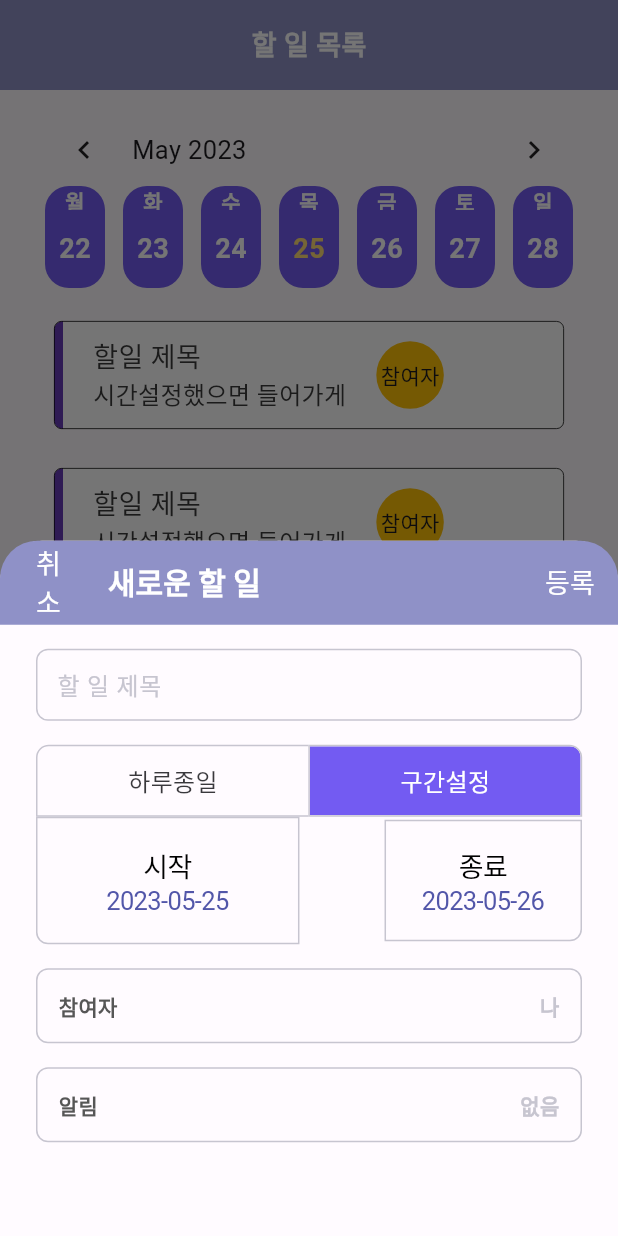
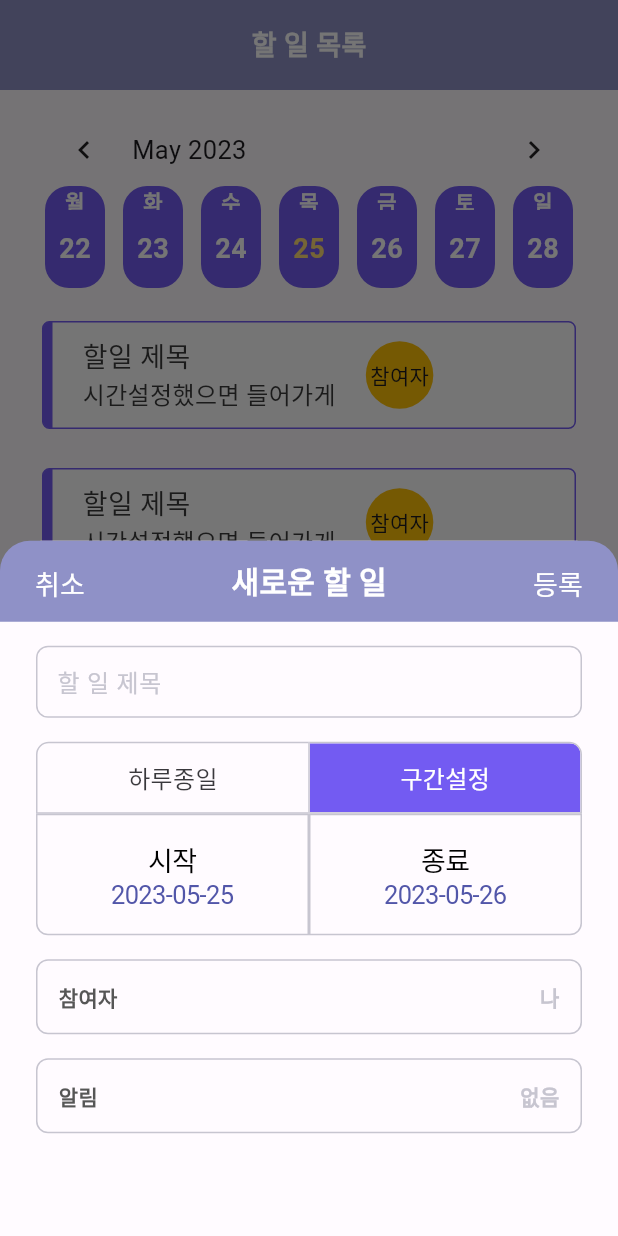
Before and after one commit to Daryu-Kim/plancation-flutter, a Flutter app: the HomeTodoPage screen opened directly, after a tap on "추가", on a phone screen of 412 x 824 dp. Run offline on Flutter 3.47's test engine with Material 2 defaults, Android fonts, the phone set to English and light mode, and no system bars; drawn by our look-alikes of flutter_slidable, table_calendar; our stand-ins replace calendar_timeline, cloud_firestore, curved_navigation_bar, firebase_auth, firebase_core, firebase_storage and 9 more; missing offline and left inert: word_break_text; accounts and stored records are empty; Roboto replaces fonts that are missing (Pretendard).

Commit message:
⚡️ todo firestore등록 진행중

```diff
--- a/lib/components/event_list/todo_list.dart
+++ b/lib/components/event_list/todo_list.dart
@@ -1,6 +1,7 @@
+import 'package:cloud_firestore/cloud_firestore.dart';
 import 'package:flutter/material.dart';
 import 'package:flutter_slidable/flutter_slidable.dart';
-import 'package:cloud_firestore/cloud_firestore.dart';
+
 import '../../components/todo_new/todo_new.dart';
 
 class TodoList extends StatefulWidget {
@@ -112,26 +113,27 @@ class TodoListState extends State<TodoList> {
         ],
       ),
       //todo리스트 컨테이너 스타일링
-      child: Container(
-        padding: const EdgeInsets.only(right: 8.0, left: 8.0),
+      child: SizedBox(
+        // padding: const EdgeInsets.only(right: 8.0, left: 8.0),
         height: 80,
         child: Card(
           elevation: 0,
           color: Colors.white,
           shape: RoundedRectangleBorder(
-              side: const BorderSide(color: Colors.black, width: 0.5),
+              side: BorderSide(
+                  color: Theme.of(context).colorScheme.tertiary, width: 1),
               borderRadius: BorderRadius.circular(5)),
           child: Row(
             mainAxisAlignment: MainAxisAlignment.start,
             children: <Widget>[
               Container(
-                decoration: const BoxDecoration(
-                  borderRadius: BorderRadius.only(
+                decoration: BoxDecoration(
+                  borderRadius: const BorderRadius.only(
                       topLeft: Radius.circular(15),
                       bottomLeft: Radius.circular(15)),
-                  color: Colors.deepPurple,
+                  color: Theme.of(context).colorScheme.tertiary,
                 ),
-                width: 6,
+                width: 7,
               ),
               const SizedBox(
                 width: 20,
--- a/lib/components/todo_new/todo_new.dart
+++ b/lib/components/todo_new/todo_new.dart
@@ -1,9 +1,7 @@
 import 'package:flutter/cupertino.dart';
 import 'package:flutter/material.dart';
 import 'package:intl/intl.dart';
-// import 'package:plancation/modules/firebase_storage.dart';
 import 'package:plancation/modules/firebase_firestore.dart';
-import 'package:plancation/styles/body_style.dart';
 
 class TodoForm extends StatefulWidget {
   const TodoForm({super.key});
@@ -14,7 +12,7 @@ class TodoForm extends StatefulWidget {
 
 class _TodoFormState extends State<TodoForm> {
   //제목이 비어있는거 확인용
-  late bool isTitleEntered;
+  bool isTitleEntered = false;
   //하루종일, 구간설정 토글버튼
   var isSelected1 = [false, true];
   var isSelected2 = [false, true];
@@ -41,9 +39,6 @@ class _TodoFormState extends State<TodoForm> {
   // TextEditingController titleFieldController = TextEditingController();
   String todoTitle = "";
 
-  var fromDate = DateFormat('yyyy-MM-dd\nHH:mm').format(DateTime.now());
-  var toDate = DateFormat('yyyy-MM-dd\nHH:mm').format(DateTime.now());
-
   @override
   void initState() {
     super.initState();
@@ -56,38 +51,45 @@ class _TodoFormState extends State<TodoForm> {
 
   //todo제목 바뀔 때
   todoTitleChange(String text) {
-    todoTitle = text;
-    if (text.isNotEmpty) {
-      setState(() {
-        isTitleEntered = true;
-      });
-    } else {
-      setState(() {
-        isTitleEntered = false;
-      });
-    }
     setState(() {
       todoTitle = text;
+      text.isNotEmpty ? isTitleEntered = true : isTitleEntered = false;
     });
   }
 
-  Future<void> submitTodo(context) async {
-    isTitleEntered == true
-        ? await StoreManage()
-            .createTodo(fromDate, toDate, todoTitle, member, notice)
-        : null;
-    Navigator.pop(context);
+  //등록 버튼을 눌렀을 때
+  submitTodo(context) {
+    StoreManage()
+        .createTodo(
+            selectedStartDate!, selectedEndDate!, todoTitle, member, notice)
+        .then((value) => Navigator.pop(context));
   }
 
   @override
   Widget build(BuildContext context) {
-    return Scaffold(
-      backgroundColor: Colors.transparent,
-      appBar: AppBar(
-        shape: const RoundedRectangleBorder(
-            borderRadius: BorderRadius.vertical(top: Radius.circular(25.0))),
-        backgroundColor: Theme.of(context).colorScheme.secondary,
-        title: const Text(
+    return Column(
+      children: [
+        Container(
+          height: 54,
+          decoration: BoxDecoration(
+              color: Theme.of(context).colorScheme.secondary,
+              borderRadius:
+                  const BorderRadius.vertical(top: Radius.circular(20))),
+          child: Padding(
+            padding: const EdgeInsets.all(8.0),
+            child: Row(
+              mainAxisAlignment: MainAxisAlignment.spaceBetween,
+              children: [
+                TextButton(
+                    onPressed: () => Navigator.pop(context),
+                    child: const Text(
+                      '취소',
+                      style: TextStyle(
+                        fontSize: 18,
+                        color: Colors.white,
+                      ),
+                    )),
+                const Text(
                   '새로운 할 일',
                   style: TextStyle(
                     color: Colors.white,
@@ -95,58 +97,22 @@ class _TodoFormState extends State<TodoForm> {
                     fontWeight: FontWeight.bold,
                   ),
                 ),
-        leading: TextButton(
-          style: TextButton.styleFrom(padding: const EdgeInsets.only(left: 24)),
-          onPressed: () {},
+                TextButton(
+                  onPressed: () => isTitleEntered ? submitTodo(context) : null,
                   child: const Text(
-            '취소',
+                    '등록',
                     style: TextStyle(
                       fontSize: 18,
                       color: Colors.white,
                     ),
                   ),
                 ),
-
-        // Row(
-        //   children: const [
-        //     Padding(
-        //       padding: EdgeInsets.only(left: 20, right: 0, top: 15, bottom: 15),
-        //       child: Text(
-        //         '취소',
-        //         style: TextStyle(
-        //           fontSize: 18,
-        //           color: Colors.white,
-        //         ),
-        //       ),
-        //     ),
-        //   ],
-        // ),
-
-        actions: [
-          TextButton(
-              onPressed: () => submitTodo(context),
-              child: const Text(
-                '등록',
-                style: TextStyle(
-                  fontSize: 18,
-                  color: Colors.white,
-                ),
-              ))
-          // Row(
-          //   children: const [
-          //     Text(
-          //       '등록',
-          //       style: TextStyle(
-          //         fontSize: 18,
-          //         color: Colors.white,
-          //       ),
-          //     ),
-          //     Padding(padding: EdgeInsets.all(10)),
-          //   ],
-          // )
               ],
             ),
-      body: Container(
+          ),
+        ),
+        //👆 여기까지가 Appbar 부분입니다.
+        Container(
           padding: const EdgeInsets.symmetric(horizontal: 24, vertical: 16),
           child: Column(
             children: [
@@ -188,8 +154,8 @@ class _TodoFormState extends State<TodoForm> {
               //토글버튼 하루종일 or 구간설정
               LayoutBuilder(
                 builder: (context, constraints) => ToggleButtons(
-                constraints:
-                    BoxConstraints.expand(width: constraints.maxWidth / 2.016),
+                  constraints: BoxConstraints.expand(
+                      width: constraints.maxWidth / 2 - 1.5),
                   borderColor: Theme.of(context).colorScheme.outlineVariant,
                   fillColor: Theme.of(context).colorScheme.tertiary,
                   borderWidth: 1,
@@ -238,14 +204,10 @@ class _TodoFormState extends State<TodoForm> {
               Row(
                 mainAxisAlignment: MainAxisAlignment.spaceBetween,
                 children: [
-                LayoutBuilder(
-                  builder: (context, constraints) => CupertinoButton(
-                    // alignment: Alignment.center,
-                    // color: Colors.amber,
-                    padding: EdgeInsets.zero,
+                  Flexible(
+                    flex: 1,
                     child: Container(
-                      padding: const EdgeInsets.symmetric(
-                          vertical: 18, horizontal: 46),
+                      width: 1000,
                       decoration: BoxDecoration(
                         border: Border.all(
                             color: Theme.of(context).colorScheme.outlineVariant,
@@ -254,6 +216,10 @@ class _TodoFormState extends State<TodoForm> {
                         borderRadius: const BorderRadius.only(
                             bottomLeft: Radius.circular(8)),
                       ),
+                      child: CupertinoButton(
+                        // alignment: Alignment.center,
+                        // color: Colors.amber,
+                        // padding: EdgeInsets.zero,
                         child: Column(
                           children: [
                             const Text(
@@ -264,10 +230,10 @@ class _TodoFormState extends State<TodoForm> {
                               ),
                             ),
                             Text(
-                            DateFormat('yyyy-MM-dd').format(selectedStartDate!),
+                              DateFormat('yyyy-MM-dd')
+                                  .format(selectedStartDate!),
                             )
                           ],
-                      ),
                         ),
                         onPressed: () {
                           showCupertinoModalPopup(
@@ -293,12 +259,11 @@ class _TodoFormState extends State<TodoForm> {
                         },
                       ),
                     ),
-                LayoutBuilder(
-                  builder: (context, constraints) => CupertinoButton(
-                    padding: EdgeInsets.zero,
-                    // color: Colors.blue,
+                  ),
+                  Flexible(
+                    flex: 1,
                     child: Container(
-                      padding: BodyStyle().bodyPadding,
+                      width: 1000,
                       decoration: BoxDecoration(
                         border: Border.all(
                             color: Theme.of(context).colorScheme.outlineVariant,
@@ -307,6 +272,9 @@ class _TodoFormState extends State<TodoForm> {
                         borderRadius: const BorderRadius.only(
                             bottomRight: Radius.circular(8)),
                       ),
+                      child: CupertinoButton(
+                        // padding: EdgeInsets.zero,
+                        // color: Colors.blue,
                         child: Column(
                           children: [
                             const Text(
@@ -320,7 +288,6 @@ class _TodoFormState extends State<TodoForm> {
                               DateFormat('yyyy-MM-dd').format(selectedEndDate!),
                             )
                           ],
-                      ),
                         ),
                         onPressed: () {
                           showCupertinoModalPopup(
@@ -344,6 +311,7 @@ class _TodoFormState extends State<TodoForm> {
                                     ),
                                   ));
                         },
+                      ),
                     ),
                   ),
                 ],
@@ -492,49 +460,10 @@ class _TodoFormState extends State<TodoForm> {
                   },
                 ),
               ),
-
-            //예비용
-            // Container(
-            //   decoration: BoxDecoration(
-            //     border: Border.all(
-            //         color: Theme.of(context).colorScheme.outlineVariant,
-            //         width: 1,
-            //         style: BorderStyle.solid),
-            //     borderRadius: BorderRadius.circular(8.0),
-            //   ),
-            //   child: TextButton(
-            //       style: const ButtonStyle(
-            //         padding: MaterialStatePropertyAll(EdgeInsets.symmetric(
-            //           vertical: 0,
-            //           horizontal: 14,
-            //         )),
-            //       ),
-            //       onPressed: () {},
-            //       child: Row(
-            //         mainAxisAlignment: MainAxisAlignment.spaceBetween,
-            //         children: [
-            //           const Text(
-            //             '알림',
-            //             style: TextStyle(
-            //               color: Color.fromARGB(255, 86, 86, 86),
-            //               fontSize: 14,
-            //               fontWeight: FontWeight.bold,
-            //             ),
-            //           ),
-            //           Text(
-            //             '없음',
-            //             style: TextStyle(
-            //               color: Theme.of(context).colorScheme.outlineVariant,
-            //               fontSize: 14,
-            //               fontWeight: FontWeight.bold,
-            //             ),
-            //           ),
-            //         ],
-            //       )),
-            // ),
             ],
           ),
         ),
+      ],
     );
   }
 }
```
Also changed, not shown: lib/modules/firebase_firestore.dart (+9 -7 lines), lib/pages/home_diary/home_diary.dart (+8 -5 lines), lib/pages/home_todo/home_todo.dart (+7 -1 lines). Lines whose indentation alone changed are shown as unchanged.
